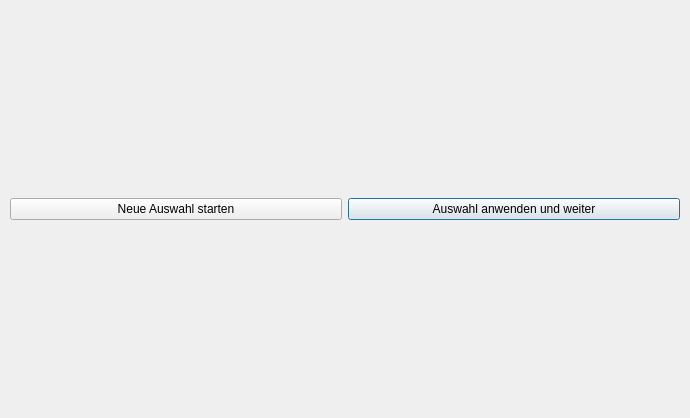
This is 3drekonstruktionspeiseroehre/ui-files/xray_region_selection_window_design.ui in ds-lab/EsophagusVisualization as Qt 5 draws it before an edit. The edited form follows.
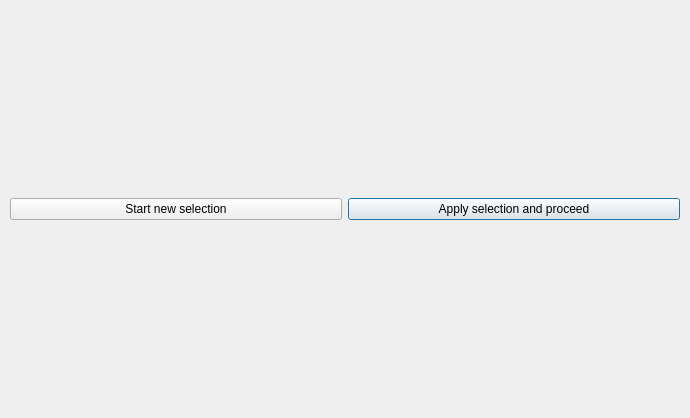
This is the edited form.

Commit message: Übersetzung der Windows auf Englisch

The edit to the form file:
```diff
--- a/3drekonstruktionspeiseroehre/ui-files/xray_region_selection_window_design.ui
+++ b/3drekonstruktionspeiseroehre/ui-files/xray_region_selection_window_design.ui
@@ -30,7 +30,7 @@
     <item row="1" column="0">
      <widget class="QPushButton" name="reset_button">
       <property name="text">
-       <string>Neue Auswahl starten</string>
+       <string>Start new selection</string>
       </property>
      </widget>
     </item>
@@ -43,7 +43,7 @@
        </sizepolicy>
       </property>
       <property name="text">
-       <string>Auswahl anwenden und weiter</string>
+       <string>Apply selection and proceed</string>
       </property>
       <property name="default">
        <bool>true</bool>
```
Left out of the diff: 8 changed lines with no effect on the pictures. The commit also changes 2 other files.
